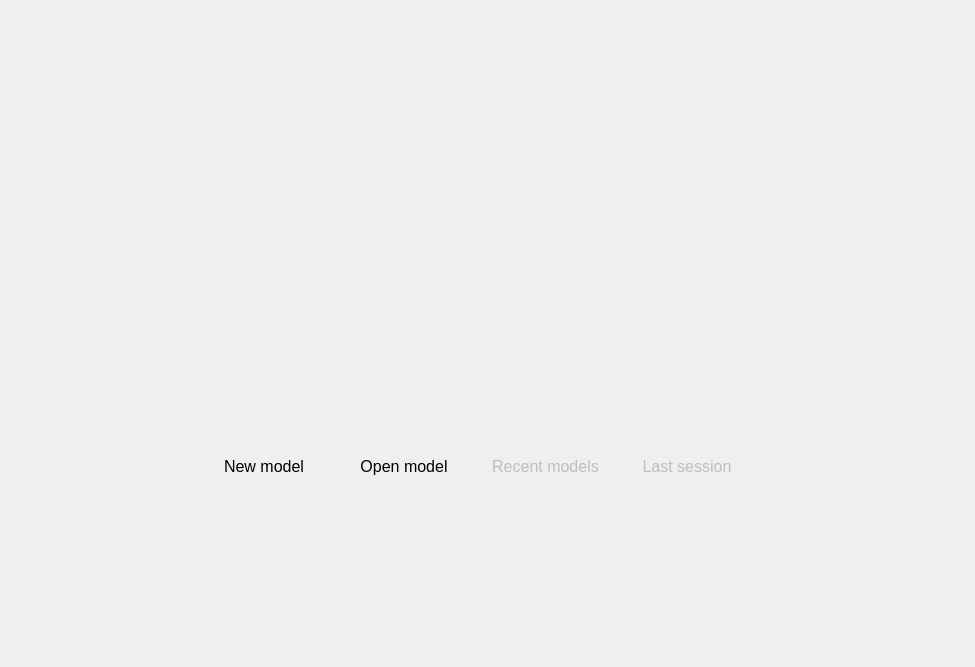
pgmodeler/pgmodeler, file libpgmodeler_ui/ui/centralwidget.ui: the form before one commit.
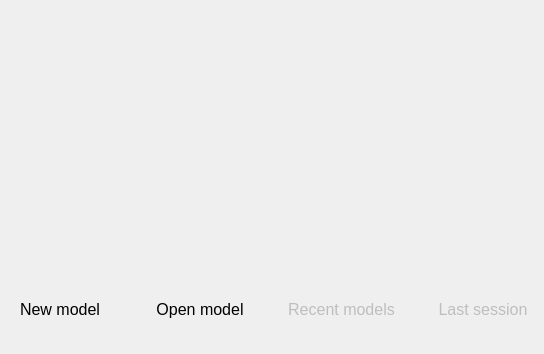
The form after the commit. Icons and pictures are not drawn.

Diff of the .ui file:
```diff
--- a/libpgmodeler_ui/ui/centralwidget.ui
+++ b/libpgmodeler_ui/ui/centralwidget.ui
@@ -6,10 +6,19 @@
    <rect>
     <x>0</x>
     <y>0</y>
-    <width>975</width>
-    <height>667</height>
+    <width>544</width>
+    <height>354</height>
    </rect>
   </property>
+  <property name="sizePolicy">
+   <sizepolicy hsizetype="Fixed" vsizetype="Fixed">
+    <horstretch>0</horstretch>
+    <verstretch>0</verstretch>
+   </sizepolicy>
+  </property>
+  <property name="mouseTracking">
+   <bool>false</bool>
+  </property>
   <property name="windowTitle">
    <string>Form</string>
   </property>
@@ -29,33 +38,7 @@
    <property name="spacing">
     <number>0</number>
    </property>
-   <item row="0" column="1">
-    <spacer name="verticalSpacer_2">
-     <property name="orientation">
-      <enum>Qt::Vertical</enum>
-     </property>
-     <property name="sizeHint" stdset="0">
-      <size>
-       <width>20</width>
-       <height>153</height>
-      </size>
-     </property>
-    </spacer>
-   </item>
-   <item row="1" column="0">
-    <spacer name="horizontalSpacer_3">
-     <property name="orientation">
-      <enum>Qt::Horizontal</enum>
-     </property>
-     <property name="sizeHint" stdset="0">
-      <size>
-       <width>197</width>
-       <height>20</height>
-      </size>
-     </property>
-    </spacer>
-   </item>
-   <item row="1" column="1">
+   <item row="0" column="0">
     <layout class="QGridLayout" name="gridLayout">
      <property name="horizontalSpacing">
       <number>20</number>
@@ -251,32 +234,6 @@
      </item>
     </layout>
    </item>
-   <item row="1" column="2">
-    <spacer name="horizontalSpacer_4">
-     <property name="orientation">
-      <enum>Qt::Horizontal</enum>
-     </property>
-     <property name="sizeHint" stdset="0">
-      <size>
-       <width>228</width>
-       <height>20</height>
-      </size>
-     </property>
-    </spacer>
-   </item>
-   <item row="2" column="1">
-    <spacer name="verticalSpacer">
-     <property name="orientation">
-      <enum>Qt::Vertical</enum>
-     </property>
-     <property name="sizeHint" stdset="0">
-      <size>
-       <width>20</width>
-       <height>153</height>
-      </size>
-     </property>
-    </spacer>
-   </item>
   </layout>
  </widget>
  <resources>
```
Left out of the diff: 12 changed lines with no effect on the pictures.
